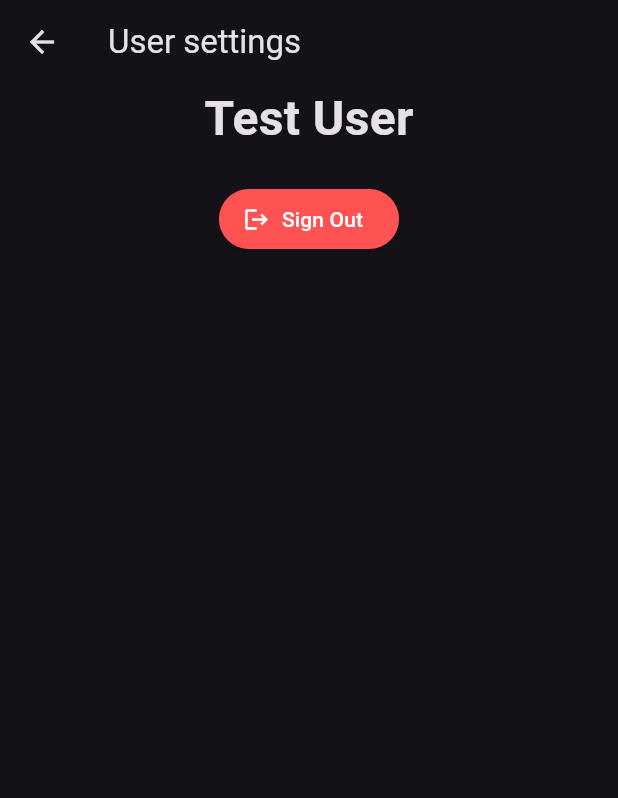
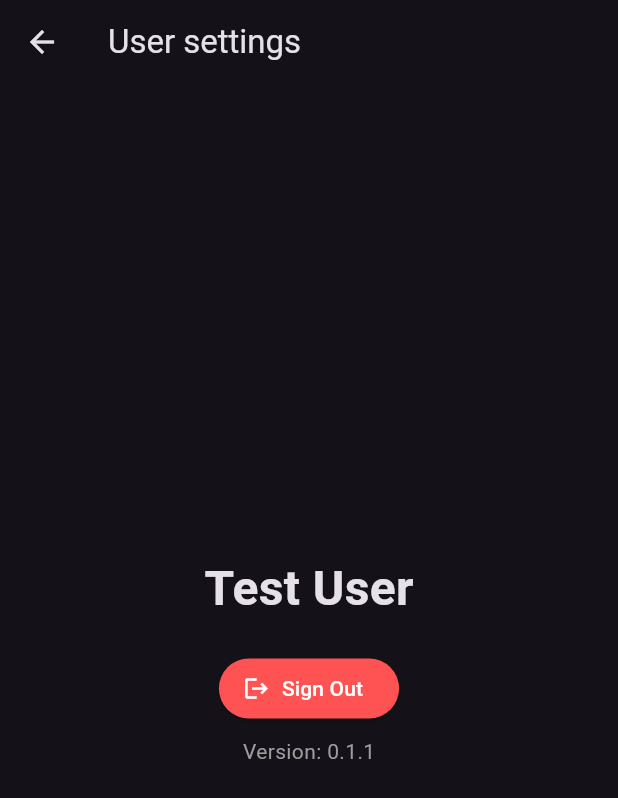
Before and after one commit to filiprojek/fuelstats-app, a Flutter app: the screen it shows after launch, after a tap on the "person" icon, on a phone screen of 412 x 824 dp. Shown: the top 798 px of the screen. Run offline on Flutter 3.47's test engine with Material 3 defaults, Android fonts, the phone set to English and light mode, and no system bars; our stand-ins replace package_info_plus.

Commit message:
Added: show version in user settings, CI: generated releases

```diff
--- a/lib/screens/user_settings.dart
+++ b/lib/screens/user_settings.dart
@@ -1,18 +1,27 @@
 import 'package:flutter/material.dart';
+import 'package:package_info_plus/package_info_plus.dart';
 
 class UserSettingsScreen extends StatelessWidget {
+  Future<String> _getVersion() async {
+    final info = await PackageInfo.fromPlatform();
+    //return 'Version: ${info.version}+${info.buildNumber}';
+    return 'Version: ${info.version}';
+  }
+
   @override
   Widget build(BuildContext context) {
     return Scaffold(
       appBar: AppBar(title: Text('User settings')),
       body: Center(
         child: Column(
-          spacing: 20.0,
+          mainAxisSize: MainAxisSize.min,
           children: [
             const Text(
               "Test User",
               style: TextStyle(fontSize: 32, fontWeight: FontWeight.bold),
             ),
+
+            SizedBox(height: 20),
             ElevatedButton.icon(
               onPressed: () {
                 // TODO: Add sign-out logic here
@@ -24,6 +33,20 @@
                 foregroundColor: Colors.white,
               ),
             ),
+            SizedBox(height: 8),
+            FutureBuilder<String>(
+              future: _getVersion(),
+              builder: (context, snapshot) {
+                if (snapshot.connectionState == ConnectionState.done) {
+                  return Text(
+                    snapshot.data ?? '',
+                    style: TextStyle(color: Colors.grey),
+                  );
+                } else {
+                  return SizedBox.shrink();
+                }
+              },
+            ),
           ],
         ),
       ),
--- a/pubspec.yaml
+++ b/pubspec.yaml
@@ -2,7 +2,7 @@
 description: "A new Flutter project."
 # The following line prevents the package from being accidentally published to
 # pub.dev using `flutter pub publish`. This is preferred for private packages.
-publish_to: 'none' # Remove this line if you wish to publish to pub.dev
+publish_to: "none" # Remove this line if you wish to publish to pub.dev
 
 # The following defines the version and build number for your application.
 # A version number is three numbers separated by dots, like 1.2.43
@@ -16,7 +16,7 @@
 # https://developer.apple.com/library/archive/documentation/General/Reference/InfoPlistKeyReference/Articles/CoreFoundationKeys.html
 # In Windows, build-name is used as the major, minor, and patch parts
 # of the product and file versions while build-number is used as the build suffix.
-version: 1.0.0+1
+version: 0.1.1
 
 environment:
   sdk: ^3.7.2
@@ -34,6 +34,7 @@
   # The following adds the Cupertino Icons font to your application.
   # Use with the CupertinoIcons class for iOS style icons.
   cupertino_icons: ^1.0.8
+  package_info_plus: ^8.3.0
 
 dev_dependencies:
   flutter_test:
@@ -51,7 +52,6 @@
 
 # The following section is specific to Flutter packages.
 flutter:
-
   # The following line ensures that the Material Icons font is
   # included with your application, so that you can use the icons in
   # the material Icons class.
```
Also changed, not shown: .gitea/workflows/build.yaml (added), pubspec.lock, 1 other file.
